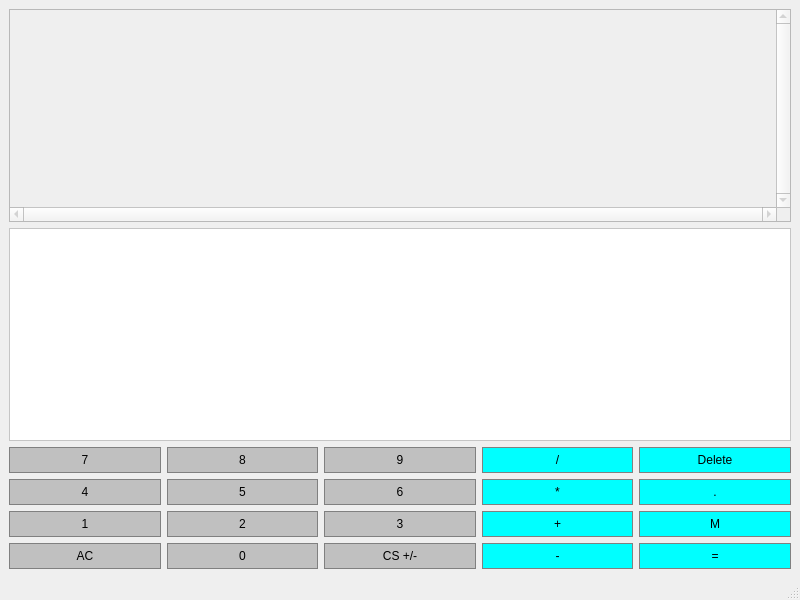
Qt form mainwindow.ui (caglarozten/CalculatorDesign) before a commit.
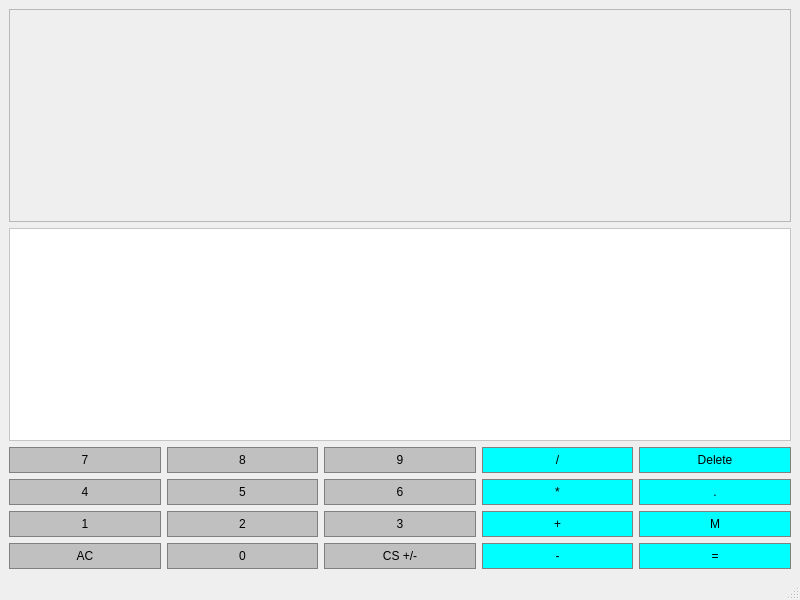
The same form after that commit.

```diff
--- a/mainwindow.ui
+++ b/mainwindow.ui
@@ -622,10 +622,19 @@
        </font>
       </property>
       <property name="verticalScrollBarPolicy">
-       <enum>Qt::ScrollBarAlwaysOn</enum>
+       <enum>Qt::ScrollBarAlwaysOff</enum>
       </property>
       <property name="horizontalScrollBarPolicy">
-       <enum>Qt::ScrollBarAlwaysOn</enum>
+       <enum>Qt::ScrollBarAlwaysOff</enum>
+      </property>
+      <property name="sizeAdjustPolicy">
+       <enum>QAbstractScrollArea::AdjustIgnored</enum>
+      </property>
+      <property name="tabChangesFocus">
+       <bool>true</bool>
+      </property>
+      <property name="textInteractionFlags">
+       <set>Qt::LinksAccessibleByKeyboard|Qt::LinksAccessibleByMouse|Qt::TextBrowserInteraction|Qt::TextSelectableByKeyboard|Qt::TextSelectableByMouse</set>
       </property>
      </widget>
     </item>
```
Left out of the diff: 3 changed lines with no effect on the pictures.
